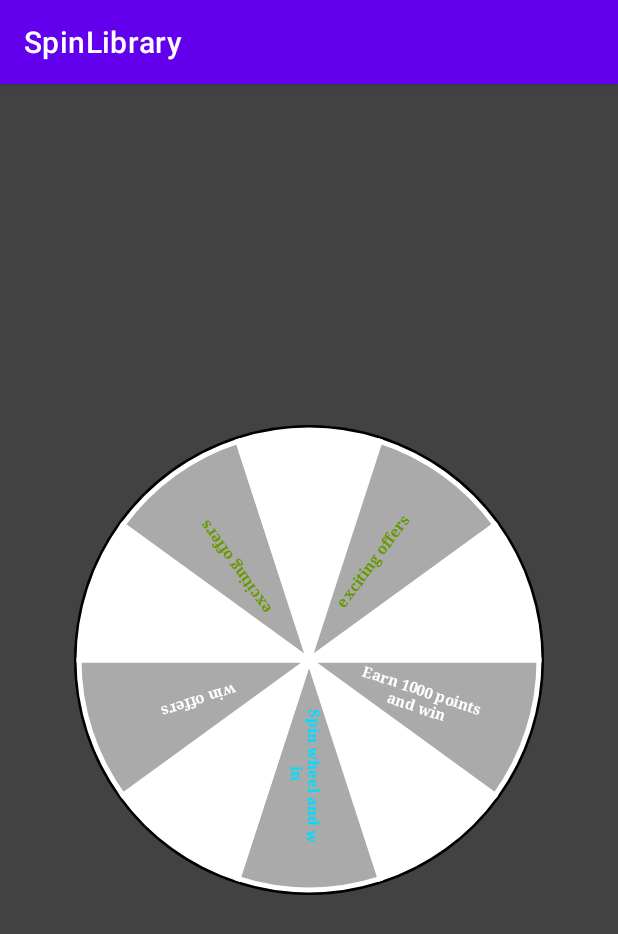
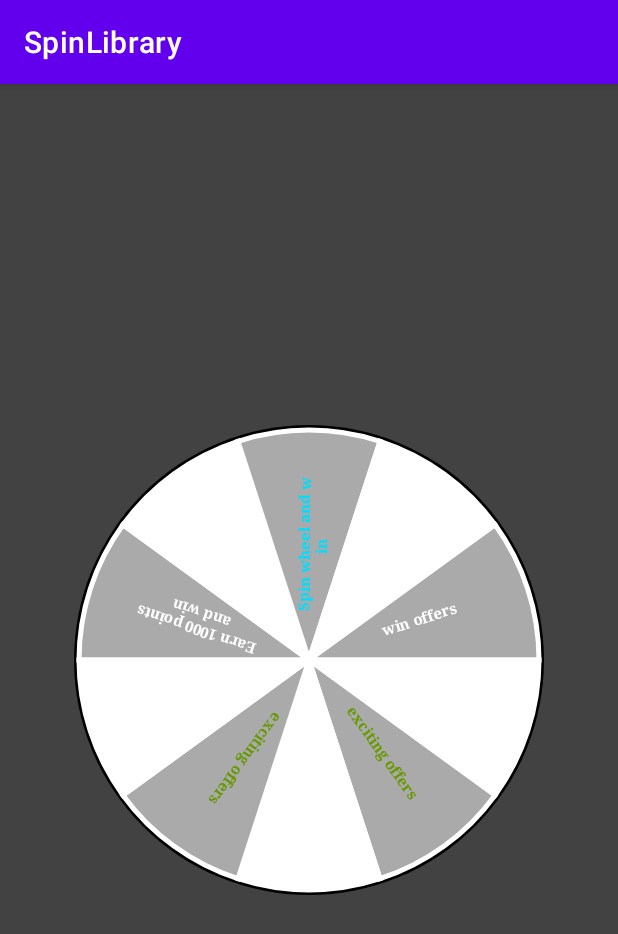
Before and after one commit to Sha489/SpinLibrary, an Android app: the screen it shows after launch (MainActivity), on a phone screen of 412 x 824 dp. Shown: the top 934 px of the screen. Run offline under Robolectric (Android 15) with nearby library versions, the phone set to English and light mode, and no system bars.

Commit message:
angle change

```diff
--- a/library/src/main/java/rubikstudio/library/PielView.java
+++ b/library/src/main/java/rubikstudio/library/PielView.java
@@ -455,7 +455,7 @@ public class PielView extends View {
         // if you still need to reach the same outcome of a positive degrees rotation with the number of rounds reversed.
         if (rotationAssess < 0) mRoundOfNumber++;
 
-        float targetAngle = ((360f * mRoundOfNumber * rotationAssess) + 450f - getAngleOfIndexTarget(index) - (360f / mLuckyItemList.size()) / 2);
+        float targetAngle = ((360f * mRoundOfNumber * rotationAssess) + 270f - getAngleOfIndexTarget(index) - (360f / mLuckyItemList.size()) / 2);
         animate()
                 .setInterpolator(new DecelerateInterpolator())
                 .setDuration(mRoundOfNumber * 1000 + 100L)
```
